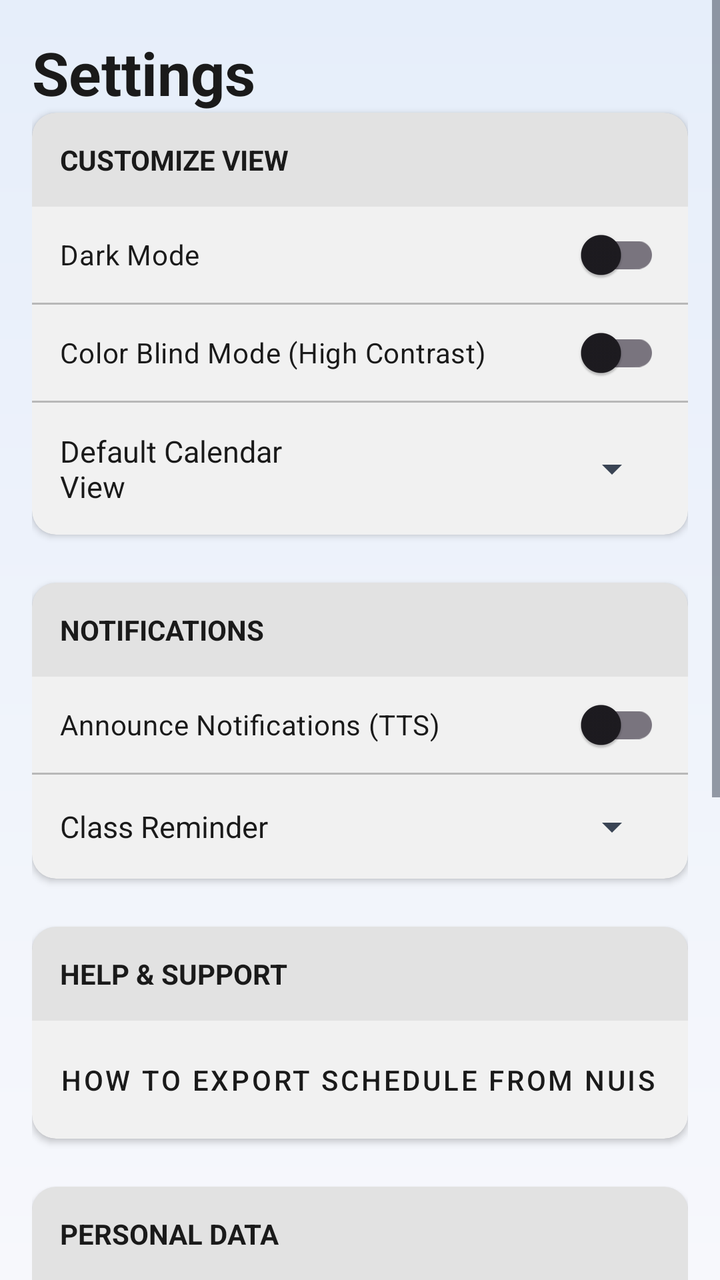
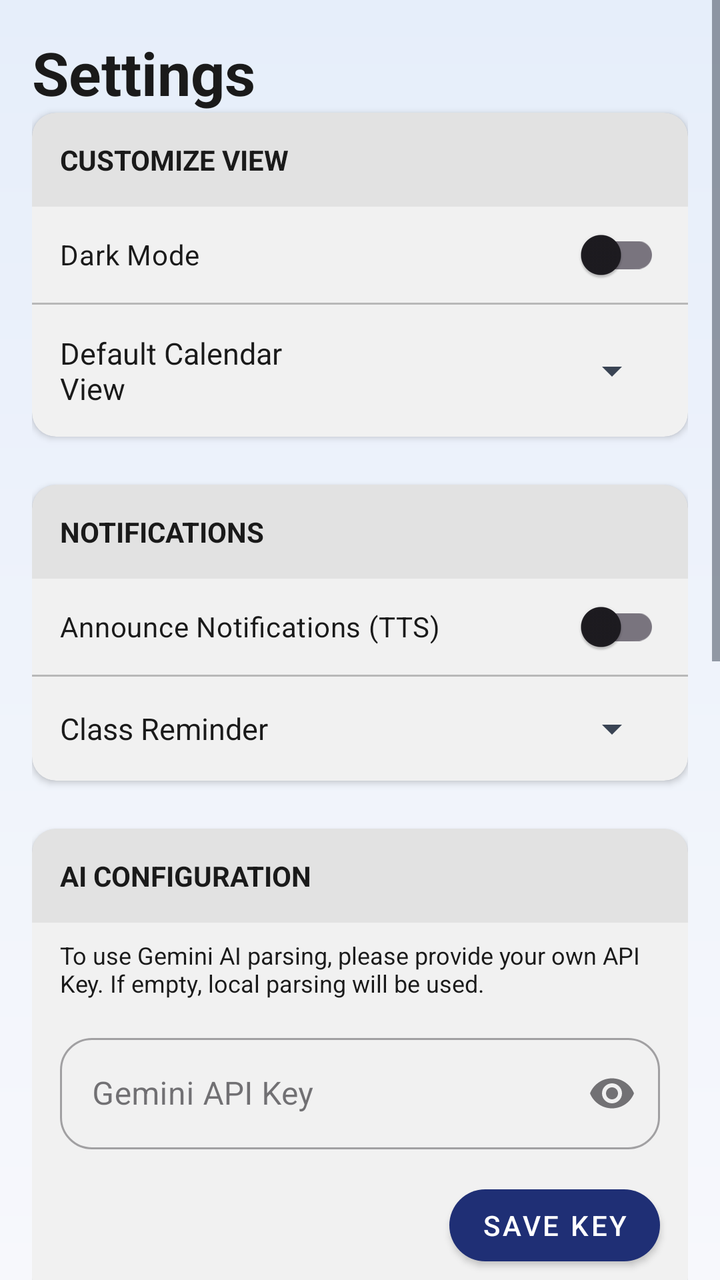

The first picture is an Android layout as it rendered before a commit; the second is the same layout after the commit. The layout source and the unified diff follow.
<!-- AndroidManifest.xml: application theme Theme.StudentAutomaticScheduler -->
<!-- res/layout/activity_settings.xml -->
<?xml version="1.0" encoding="utf-8"?>
<ScrollView
    xmlns:android="http://schemas.android.com/apk/res/android"
    xmlns:app="http://schemas.android.com/apk/res-auto"
    xmlns:tools="http://schemas.android.com/tools"
    android:layout_width="match_parent"
    android:layout_height="match_parent"
    android:id="@+id/main"
    android:background="@drawable/bg_dashboard"
    tools:context=".Settings">

    <LinearLayout
        android:layout_width="match_parent"
        android:layout_height="wrap_content"
        android:orientation="vertical"
        android:padding="16dp">

        
        <TextView
            android:layout_width="wrap_content"
            android:layout_height="wrap_content"
            android:text="Settings"
            android:textColor="@color/text_primary"
            android:textSize="30sp"
            android:textStyle="bold"/>


        
        <androidx.cardview.widget.CardView
            android:layout_width="match_parent"
            android:layout_height="wrap_content"
            android:layout_marginBottom="24dp"
            app:cardElevation="2dp"
            app:cardCornerRadius="12dp"
            app:cardBackgroundColor="@color/surface_variant">

            <LinearLayout
                android:layout_width="match_parent"
                android:layout_height="wrap_content"
                android:orientation="vertical">

                
                <TextView
                    android:layout_width="match_parent"
                    android:layout_height="wrap_content"
                    android:text="Customize View"
                    android:padding="14dp"
                    android:textSize="14sp"
                    android:textStyle="bold"
                    android:textAllCaps="true"
                    android:background="#10000000"
                    android:textColor="@color/text_primary" />

                <androidx.appcompat.widget.SwitchCompat
                    android:id="@+id/switchDarkMode"
                    android:layout_width="match_parent"
                    android:layout_height="wrap_content"
                    android:padding="14dp"
                    android:text="Dark Mode"
                    android:textColor="@color/text_primary"/>

                <View
                    android:layout_width="match_parent"
                    android:layout_height="1dp"
                    android:background="@color/input_line" />

                <androidx.appcompat.widget.SwitchCompat
                    android:id="@+id/switchColorBlind"
                    android:layout_width="match_parent"
                    android:layout_height="wrap_content"
                    android:padding="14dp"
                    android:text="Color Blind Mode (High Contrast)"
                    android:textColor="@color/text_primary"/>

                <View
                    android:layout_width="match_parent"
                    android:layout_height="1dp"
                    android:background="@color/input_line" />

                
                <LinearLayout
                    android:layout_width="match_parent"
                    android:layout_height="wrap_content"
                    android:orientation="horizontal"
                    android:gravity="center_vertical"
                    android:padding="14dp">

                    <TextView
                        android:layout_width="0dp"
                        android:layout_height="wrap_content"
                        android:layout_weight="1"
                        android:text="Default Calendar View"
                        android:textSize="15sp"
                        android:textColor="@color/text_primary" />

                    <Spinner
                        android:id="@+id/spinnerDefaultView"
                        android:layout_width="160dp"
                        android:layout_height="wrap_content"
                        android:spinnerMode="dropdown"
                        tools:listitem="@android:layout/simple_spinner_item" />
                </LinearLayout>

            </LinearLayout>
        </androidx.cardview.widget.CardView>

        
        <androidx.cardview.widget.CardView
            android:layout_width="match_parent"
            android:layout_height="wrap_content"
            android:layout_marginBottom="24dp"
            app:cardElevation="2dp"
            app:cardCornerRadius="12dp"
            app:cardBackgroundColor="@color/surface_variant">

            <LinearLayout
                android:layout_width="match_parent"
                android:layout_height="wrap_content"
                android:orientation="vertical">

                
                <TextView
                    android:layout_width="match_parent"
                    android:layout_height="wrap_content"
                    android:text="Notifications"
                    android:padding="14dp"
                    android:textSize="14sp"
                    android:textStyle="bold"
                    android:textAllCaps="true"
                    android:background="#10000000"
                    android:textColor="@color/text_primary" />

                <androidx.appcompat.widget.SwitchCompat
                    android:id="@+id/switchTTS"
                    android:layout_width="match_parent"
                    android:layout_height="wrap_content"
                    android:padding="14dp"
                    android:text="Announce Notifications (TTS)"
                    android:textColor="@color/text_primary"/>

                <View
                    android:layout_width="match_parent"
                    android:layout_height="1dp"
                    android:background="@color/input_line" />

                
                <LinearLayout
                    android:layout_width="match_parent"
                    android:layout_height="wrap_content"
                    android:orientation="horizontal"
                    android:gravity="center_vertical"
                    android:padding="14dp">

                    <TextView
                        android:layout_width="0dp"
                        android:layout_height="wrap_content"
                        android:layout_weight="1"
                        android:text="Class Reminder"
                        android:textSize="15sp"
                        android:textColor="@color/text_primary" />

                    <Spinner
                        android:id="@+id/spinnerNotificationTime"
                        android:layout_width="160dp"
                        android:layout_height="wrap_content"
                        android:spinnerMode="dropdown"
                        tools:listitem="@android:layout/simple_spinner_item" />
                </LinearLayout>

            </LinearLayout>
        </androidx.cardview.widget.CardView>

        
        <androidx.cardview.widget.CardView
            android:layout_width="match_parent"
            android:layout_height="wrap_content"
            android:layout_marginBottom="24dp"
            app:cardElevation="2dp"
            app:cardCornerRadius="12dp"
            app:cardBackgroundColor="@color/surface_variant">

            <LinearLayout
                android:layout_width="match_parent"
                android:layout_height="wrap_content"
                android:orientation="vertical">

                
                <TextView
                    android:layout_width="match_parent"
                    android:layout_height="wrap_content"
                    android:text="Help &amp; Support"
                    android:padding="14dp"
                    android:textSize="14sp"
                    android:textStyle="bold"
                    android:textAllCaps="true"
                    android:background="#10000000"
                    android:textColor="@color/text_primary" />

                <Button
                    android:id="@+id/btnTutorialNUIS"
                    style="@style/Widget.MaterialComponents.Button.TextButton"
                    android:layout_width="match_parent"
                    android:layout_height="wrap_content"
                    android:gravity="start|center_vertical"
                    android:padding="14dp"
                    android:text="How to export schedule from NUIS"
                    android:textColor="@color/text_primary" />

            </LinearLayout>
        </androidx.cardview.widget.CardView>

        
        <androidx.cardview.widget.CardView
            android:layout_width="match_parent"
            android:layout_height="wrap_content"
            app:cardElevation="2dp"
            app:cardCornerRadius="12dp"
            app:cardBackgroundColor="@color/surface_variant">

            <LinearLayout
                android:layout_width="match_parent"
                android:layout_height="wrap_content"
                android:orientation="vertical">

                
                <TextView
                    android:layout_width="match_parent"
                    android:layout_height="wrap_content"
                    android:text="Personal Data"
                    android:padding="14dp"
                    android:textSize="14sp"
                    android:textStyle="bold"
                    android:textAllCaps="true"
                    android:background="#10000000"
                    android:textColor="@color/text_primary" />

                <Button
                    android:id="@+id/btnClearData"
                    style="@style/Widget.MaterialComponents.Button.TextButton"
                    android:layout_width="match_parent"
                    android:layout_height="wrap_content"
                    android:gravity="start|center_vertical"
                    android:padding="14dp"
                    android:text="Clear Schedule Data"
                    android:textColor="@android:color/holo_red_dark" />

                <View
                    android:layout_width="match_parent"
                    android:layout_height="1dp"
                    android:background="@color/input_line" />

                <Button
                    android:id="@+id/btnLogout"
                    style="@style/Widget.MaterialComponents.Button.TextButton"
                    android:layout_width="match_parent"
                    android:layout_height="wrap_content"
                    android:gravity="start|center_vertical"
                    android:padding="14dp"
                    android:text="Log Out"
                    android:textColor="@color/text_primary" />

            </LinearLayout>
        </androidx.cardview.widget.CardView>

        
        <LinearLayout
            android:layout_width="match_parent"
            android:layout_height="wrap_content"
            android:gravity="center_horizontal"
            android:paddingTop="16dp"
            android:paddingBottom="16dp">

            <ImageView
                android:id="@+id/imgWatermark"
                android:layout_width="wrap_content"
                android:layout_height="220dp"
                android:adjustViewBounds="true"
                android:alpha="0.3"
                android:src="@drawable/bulldog"
                tools:ignore="ContentDescription" />
        </LinearLayout>

    </LinearLayout>
</ScrollView>
<!-- resources referenced by this layout -->
<resources>
  <color name="input_line">#B8B8B8</color>
  <color name="surface_variant">#F1F1F1</color>
  <color name="text_primary">#1A1A1A</color>
  <!-- drawable bg_dashboard (drawable) -->
  <?xml version="1.0" encoding="utf-8"?>
  <shape xmlns:android="http://schemas.android.com/apk/res/android">
  
      <gradient
          android:startColor="#E6EEFA"
          android:endColor="#F7F8FC"
          android:angle="270"/>
  
  </shape>
  <!-- drawable bulldog: png bitmap (drawable, 256905 bytes) -->
  <style name="Theme.StudentAutomaticScheduler" parent="Base.Theme.StudentAutomaticScheduler">
          <item name="materialButtonStyle">@style/RoundedButtonStyle</item>
          <item name="textInputStyle">@style/RoundedTextInputLayout</item>
          <item name="alertDialogTheme">@style/RoundedDialogTheme</item>
          <item name="materialAlertDialogTheme">@style/RoundedDialogTheme</item>
      </style>
  <style name="Base.Theme.StudentAutomaticScheduler" parent="Theme.Material3.DayNight.NoActionBar">
  
          
          <item name="android:textColorPrimary">@color/text_primary</item>
          <item name="android:textColorSecondary">@color/text_secondary</item>
  
          
          <item name="colorPrimary">@color/button_bg</item>
          <item name="colorOnPrimary">@color/button_text</item>
  
          
          
  
      </style>
  <style name="RoundedButtonStyle" parent="Widget.MaterialComponents.Button">
          <item name="shapeAppearanceOverlay">@style/ButtonShapeRound</item>
      </style>
  <style name="RoundedTextInputLayout" parent="Widget.MaterialComponents.TextInputLayout.OutlinedBox">
          <item name="shapeAppearanceOverlay">@style/ButtonShapeRound</item>
          <item name="boxCornerRadiusTopStart">16dp</item>
          <item name="boxCornerRadiusTopEnd">16dp</item>
          <item name="boxCornerRadiusBottomStart">16dp</item>
          <item name="boxCornerRadiusBottomEnd">16dp</item>
      </style>
  <style name="RoundedDialogTheme" parent="ThemeOverlay.Material3.MaterialAlertDialog">
          <item name="shapeAppearance">@style/DialogShapeAppearance</item>
          <item name="colorAccent">@color/link_blue</item>
          <item name="android:textColorPrimary">@color/text_primary</item>
          
          <item name="buttonBarPositiveButtonStyle">@style/DialogButtonStyle</item>
          <item name="buttonBarNegativeButtonStyle">@style/DialogButtonStyle</item>
      </style>
  <color name="text_secondary">#3A4454</color>
  <color name="button_bg">#1F2F75</color>
  <color name="button_text">#FFFFFF</color>
  <style name="ButtonShapeRound" parent="">
          <item name="cornerSize">24dp</item>
      </style>
  <style name="DialogShapeAppearance" parent="ShapeAppearance.Material3.MediumComponent">
          <item name="cornerSize">24dp</item>
      </style>
  <color name="link_blue">#3D7DFF</color>
  <style name="DialogButtonStyle" parent="Widget.Material3.Button.TextButton">
          <item name="android:textColor">@color/link_blue</item>
          <item name="android:textStyle">bold</item>
      </style>
</resources>

<!-- the commit's change to res/layout/activity_settings.xml (unified diff, before → after) -->
@@ -64,19 +64,6 @@
                     android:layout_height="1dp"
                     android:background="@color/input_line" />
 
-                <androidx.appcompat.widget.SwitchCompat
-                    android:id="@+id/switchColorBlind"
-                    android:layout_width="match_parent"
-                    android:layout_height="wrap_content"
-                    android:padding="14dp"
-                    android:text="Color Blind Mode (High Contrast)"
-                    android:textColor="@color/text_primary"/>
-
-                <View
-                    android:layout_width="match_parent"
-                    android:layout_height="1dp"
-                    android:background="@color/input_line" />
-
                 
                 <LinearLayout
                     android:layout_width="match_parent"
@@ -166,6 +153,68 @@
                         android:spinnerMode="dropdown"
                         tools:listitem="@android:layout/simple_spinner_item" />
                 </LinearLayout>
+
+            </LinearLayout>
+        </androidx.cardview.widget.CardView>
+
+        
+        <androidx.cardview.widget.CardView
+            android:layout_width="match_parent"
+            android:layout_height="wrap_content"
+            android:layout_marginBottom="24dp"
+            app:cardElevation="2dp"
+            app:cardCornerRadius="12dp"
+            app:cardBackgroundColor="@color/surface_variant">
+
+            <LinearLayout
+                android:layout_width="match_parent"
+                android:layout_height="wrap_content"
+                android:orientation="vertical">
+
+                
+                <TextView
+                    android:layout_width="match_parent"
+                    android:layout_height="wrap_content"
+                    android:text="AI Configuration"
+                    android:padding="14dp"
+                    android:textSize="14sp"
+                    android:textStyle="bold"
+                    android:textAllCaps="true"
+                    android:background="#10000000"
+                    android:textColor="@color/text_primary" />
+
+                <TextView
+                    android:layout_width="match_parent"
+                    android:layout_height="wrap_content"
+                    android:paddingStart="14dp"
+                    android:paddingEnd="14dp"
+                    android:paddingTop="8dp"
+                    android:text="To use Gemini AI parsing, please provide your own API Key. If empty, local parsing will be used."
+                    android:textSize="12sp"
+                    android:textColor="@color/text_primary" />
+
+                <com.google.android.material.textfield.TextInputLayout
+                    android:layout_width="match_parent"
+                    android:layout_height="wrap_content"
+                    android:padding="14dp"
+                    app:endIconMode="password_toggle">
+
+                    <com.google.android.material.textfield.TextInputEditText
+                        android:id="@+id/etGeminiApiKey"
+                        android:layout_width="match_parent"
+                        android:layout_height="wrap_content"
+                        android:hint="Gemini API Key"
+                        android:inputType="textPassword" />
+                </com.google.android.material.textfield.TextInputLayout>
+
+                <Button
+                    android:id="@+id/btnSaveApiKey"
+                    android:layout_width="wrap_content"
+                    android:layout_height="wrap_content"
+                    android:layout_gravity="end"
+                    android:layout_marginEnd="14dp"
+                    android:layout_marginBottom="14dp"
+                    android:text="Save Key" />
 
             </LinearLayout>
         </androidx.cardview.widget.CardView>
